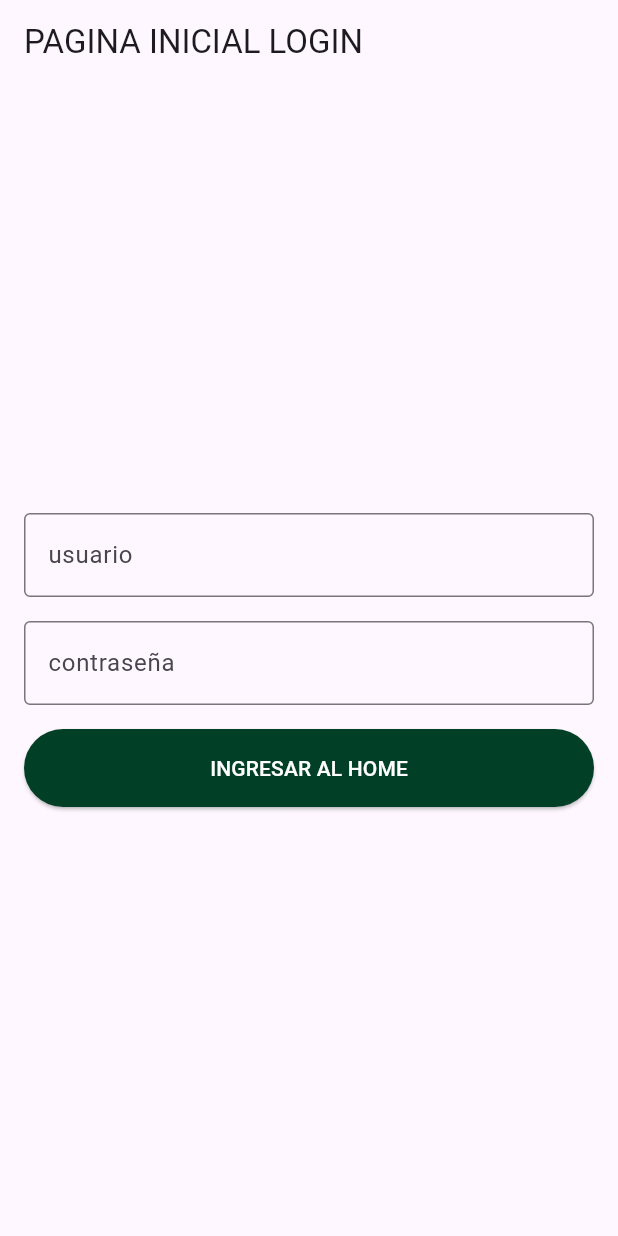
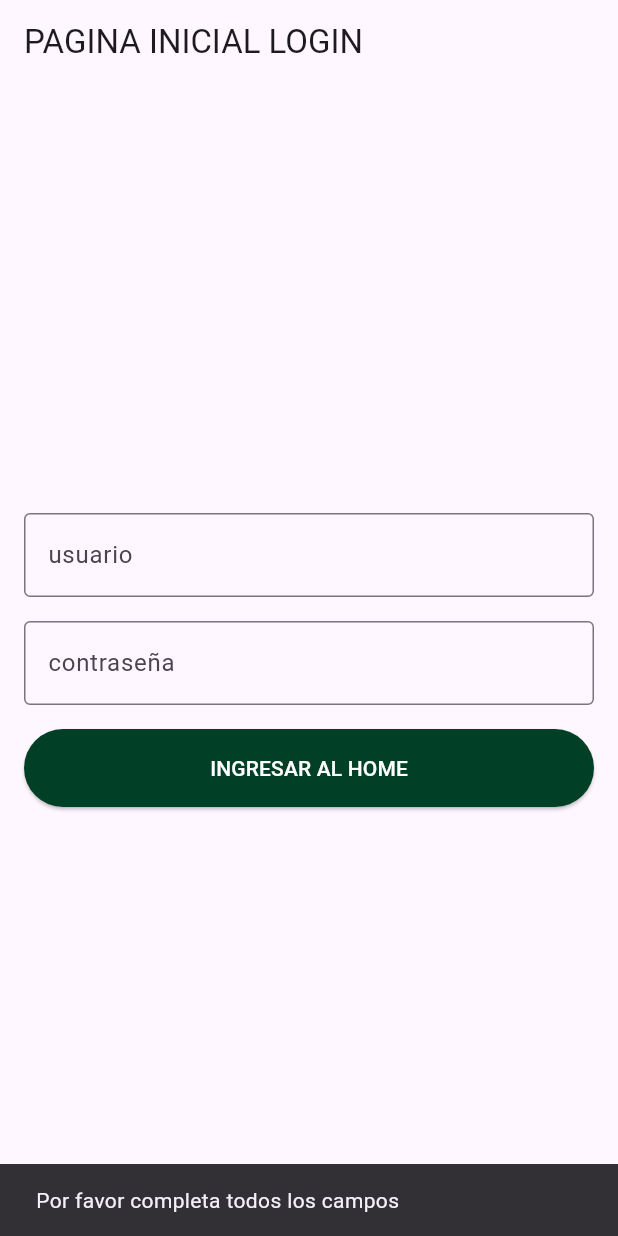
Before and after one commit to bryanjavier2005/bjmanobanda-pucetec-202512-2, a Flutter app: the screen it shows after launch, after a tap on "INGRESAR AL HOME", on a phone screen of 412 x 824 dp. Run offline on Flutter 3.47's test engine with Material 3 defaults, Android fonts, the phone set to English and light mode, and no system bars; our stand-ins replace flutter_bloc, flutter_dotenv; network calls fail.

Commit message:
taller10

```diff
--- a/proyecto/flutter_intro/lib/bloc/login.event.dart
+++ b/proyecto/flutter_intro/lib/bloc/login.event.dart
@@ -1,9 +1,8 @@
 abstract class LoginEvent {}
 
+class LoginSubmitEvent extends LoginEvent {
+  final String usuario;
+  final String password;
 
-class LoginSuccessEvent extends LoginEvent{}
-
-class LoginErrorEvent extends LoginEvent{}
-
-class LoginSendEvent extends LoginEvent{}
-// ...
+  LoginSubmitEvent({required this.usuario, required this.password});
+}
--- a/proyecto/flutter_intro/lib/bloc/login_bloc.dart
+++ b/proyecto/flutter_intro/lib/bloc/login_bloc.dart
@@ -1,20 +1,33 @@
+import 'dart:convert';
 import 'package:flutter_bloc/flutter_bloc.dart';
 import 'package:flutter_intro/bloc/login.event.dart';
 import 'package:flutter_intro/bloc/login_state.dart';
+import 'package:flutter_intro/model/usuario_model.dart';
+import 'package:flutter_intro/utils/api_util.dart';
 
 class LoginBloc extends Bloc<LoginEvent, LoginState> {
-  LoginBloc() : super(LoginState(token: '')) {
-    on<LoginSuccessEvent>((event, emit) {
-      emit(LoginState(token: state.token));
-    });
-    //Todos los eventos a crear
-    on<LoginErrorEvent>((event, emit) {
-      emit(LoginState(token: ''));
-    });
+  LoginBloc() : super(LoginState()) {
+    on<LoginSubmitEvent>((event, emit) async {
+      //isLoading= true
+      emit(LoginState(isLoading : true));
+      final response = await ApiUtil.post(
+        "/auth/login",
+        body: {"usuario": event.usuario, "password": event.password},
+      );
+      emit(LoginState(isLoading : false));
 
-    on<LoginSendEvent>((event, emit) {
-      print("Success");
-      print(event.toString());
+      //isloading = false
+      final bodyDecoded = jsonDecode(response.body);
+      if (response.statusCode == 200) {
+        emit(
+          LoginState(
+            usuario: UsuarioModel.fromJson({"usuario": bodyDecoded["usuario"]}),
+            token: bodyDecoded["token"],
+          ),
+        );
+      } else {
+        emit(LoginState(message: bodyDecoded['message']));
+      }
     });
   }
 }
--- a/proyecto/flutter_intro/lib/bloc/login_state.dart
+++ b/proyecto/flutter_intro/lib/bloc/login_state.dart
@@ -1,4 +1,9 @@
+import 'package:flutter_intro/model/usuario_model.dart';
+
 class LoginState {
-    final String token;
-    LoginState({required this.token});
+    final String? token;
+    final UsuarioModel? usuario;
+    final String? message;
+    final bool? isLoading;
+    LoginState({this.token, this.usuario, this.message, this.isLoading});
 }
--- /dev/null
+++ b/proyecto/flutter_intro/lib/model/usuario_model.dart
@@ -0,0 +1,76 @@
+import 'dart:convert';
+
+class UsuarioModel {
+    final int? id;
+    final String? nombresApellidos;
+    final String? correo;
+    final String? cedula;
+    final String? telefono;
+    final String? descripcion;
+    final bool? estado;
+    final DateTime? creacion;
+    final DateTime? actualizacion;
+
+    UsuarioModel({
+        this.id,
+        this.nombresApellidos,
+        this.correo,
+        this.cedula,
+        this.telefono,
+        this.descripcion,
+        this.estado,
+        this.creacion,
+        this.actualizacion,
+    });
+
+    UsuarioModel copyWith({
+        int? id,
+        String? nombresApellidos,
+        String? correo,
+        String? cedula,
+        String? telefono,
+        String? descripcion,
+        bool? estado,
+        DateTime? creacion,
+        DateTime? actualizacion,
+    }) =>
+        UsuarioModel(
+            id: id ?? this.id,
+            nombresApellidos: nombresApellidos ?? this.nombresApellidos,
+            correo: correo ?? this.correo,
+            cedula: cedula ?? this.cedula,
+            telefono: telefono ?? this.telefono,
+            descripcion: descripcion ?? this.descripcion,
+            estado: estado ?? this.estado,
+            creacion: creacion ?? this.creacion,
+            actualizacion: actualizacion ?? this.actualizacion,
+        );
+
+    factory UsuarioModel.fromRawJson(String str) => UsuarioModel.fromJson(json.decode(str));
+
+    String toRawJson() => json.encode(toJson());
+
+    factory UsuarioModel.fromJson(Map<String, dynamic> json) => UsuarioModel(
+        id: json["id"],
+        nombresApellidos: json["nombres_apellidos"],
+        correo: json["correo"],
+        cedula: json["cedula"],
+        telefono: json["telefono"],
+        descripcion: json["descripcion"],
+        estado: json["estado"],
+        creacion: json["creacion"] == null ? null : DateTime.parse(json["creacion"]),
+        actualizacion: json["actualizacion"] == null ? null : DateTime.parse(json["actualizacion"]),
+    );
+
+    Map<String, dynamic> toJson() => {
+        "id": id,
+        "nombres_apellidos": nombresApellidos,
+        "correo": correo,
+        "cedula": cedula,
+        "telefono": telefono,
+        "descripcion": descripcion,
+        "estado": estado,
+        "creacion": creacion?.toIso8601String(),
+        "actualizacion": actualizacion?.toIso8601String(),
+    };
+}
--- a/proyecto/flutter_intro/lib/services/product.service.dart
+++ b/proyecto/flutter_intro/lib/services/product.service.dart
@@ -4,8 +4,8 @@ import 'package:http/http.dart' as http;
 import '../model/products_model.dart';
 
 Future<List<ProductsModel>> getAllProducts() async {
-  final baseUrl = dotenv.env['API_BASE'] ?? 'https://pucei.edu.ec:9118';
-  final url = Uri.parse('$baseUrl/api/v1/products');
+  final baseUrl = dotenv.env['API_BASE'] ?? 'https://pucei.edu.ec:9118/api/v1';
+  final url = Uri.parse('$baseUrl/products');
 
   final response = await http.get(
     url,
--- /dev/null
+++ b/proyecto/flutter_intro/lib/utils/api_util.dart
@@ -0,0 +1,67 @@
+import 'dart:convert';
+
+import 'package:flutter_dotenv/flutter_dotenv.dart';
+import 'package:http/http.dart' as http;
+
+class ApiUtil {
+  static String baseUrl = dotenv.env["API_BASE"] ?? "";
+
+  static final http.Client _client = http.Client();
+
+  static Uri buildUri(
+    String endpoint, {
+    Map<String, dynamic>? queryParameters,
+  }) {
+    return Uri.parse(
+      '$baseUrl$endpoint',
+    ).replace(queryParameters: queryParameters);
+  }
+
+  static Future<http.Response> get(
+    String endpoint, {
+    Map<String, dynamic>? queryParameters,
+    Map<String, String>? headers,
+  }) {
+    headers ??= {"Content-Type": "application/json"};
+    return _client.get(
+      buildUri(endpoint, queryParameters: queryParameters),
+      headers: headers,
+    );
+  }
+
+  static Future<http.Response> post(
+    String endpoint, {
+    Object? body,
+    Map<String, String>? headers,
+  }) {
+    headers ??= {"Content-Type": "application/json"};
+    return _client.post(
+      buildUri(endpoint),
+      headers: headers,
+      body: jsonEncode(body),
+    );
+  }
+
+  static Future<http.Response> patch(
+    String endpoint, {
+    Object? body,
+    Map<String, String>? headers,
+  }) {
+    return _client.patch(buildUri(endpoint), headers: headers, body: body);
+  }
+
+  static Future<http.Response> put(
+    String endpoint, {
+    Object? body,
+    Map<String, String>? headers,
+  }) {
+    return _client.put(buildUri(endpoint), headers: headers, body: body);
+  }
+
+  static Future<http.Response> delete(
+    String endpoint, {
+    Map<String, String>? headers,
+  }) {
+    return _client.delete(buildUri(endpoint), headers: headers);
+  }
+}
--- /dev/null
+++ b/proyecto/flutter_intro/lib/views/cart_view.dart
@@ -0,0 +1,10 @@
+import 'package:flutter/material.dart';
+
+class CartView extends StatelessWidget {
+  const CartView({super.key});
+
+  @override
+  Widget build(BuildContext context) {
+    return const Placeholder();
+  }
+}
--- a/proyecto/flutter_intro/lib/views/login_view.dart
+++ b/proyecto/flutter_intro/lib/views/login_view.dart
@@ -2,7 +2,7 @@ import 'package:flutter/material.dart';
 import 'package:flutter_bloc/flutter_bloc.dart';
 import 'package:flutter_intro/bloc/login.event.dart';
 import 'package:flutter_intro/bloc/login_bloc.dart';
-import 'package:flutter_intro/services/login.service.dart';
+import 'package:flutter_intro/bloc/login_state.dart';
 import 'package:flutter_intro/widgets/button_widget.dart';
 
 class LoginView extends StatelessWidget {
@@ -12,13 +12,25 @@ class LoginView extends StatelessWidget {
   Widget build(BuildContext context) {
     final TextEditingController usuariocontroller = TextEditingController();
     final TextEditingController contrasenacontroller = TextEditingController();
-    //bloc
     final loginBloc = context.read<LoginBloc>();
+
+    void mostrarSnackBar(String mensaje) {
+      ScaffoldMessenger.of(context).showSnackBar(
+        SnackBar(content: Text(mensaje), duration: const Duration(seconds: 2)),
+      );
+    }
+
     return Scaffold(
-      appBar: AppBar(
-        title: const Text('PAGINA INICIAL LOGIN'),
-      ),
-      body: Padding(
+      appBar: AppBar(title: const Text('PAGINA INICIAL LOGIN')),
+      body: BlocListener<LoginBloc, LoginState>(
+        listener: (context, state) {
+          if (state.usuario != null && state.token != null) {
+            Navigator.pushReplacementNamed(context, '/home');
+          }else if (state.message !=null){
+            mostrarSnackBar(state.message!);
+          }
+        },
+        child: Padding(
           padding: const EdgeInsets.all(16.0),
           child: Column(
             mainAxisAlignment: MainAxisAlignment.center,
@@ -34,23 +46,38 @@ class LoginView extends StatelessWidget {
                 controller: contrasenacontroller,
               ),
               const SizedBox(height: 16),
-
-            ElevatedButton(
+              BlocBuilder<LoginBloc, LoginState>(
+                builder: (context, state) {
+                  return Container(
+                    child: state.isLoading == true
+                      ? const Center(child: CircularProgressIndicator())
+                      : ElevatedButton(
                           style: ElevatedButton.styleFrom(
                             backgroundColor: const Color.fromARGB(255, 1, 63, 39),
                             foregroundColor: Colors.white,
                             padding: const EdgeInsets.symmetric(vertical: 16),
                           ),
                           onPressed: () async {
-                final resp = await login(usuariocontroller.text, contrasenacontroller.text);
-                loginBloc.add(LoginSendEvent());
-                if (resp){
-                  Navigator.pushNamed(context, '/home');
+                            if (usuariocontroller.text.isEmpty ||
+                                contrasenacontroller.text.isEmpty) {
+                              mostrarSnackBar("Por favor completa todos los campos");
+                              return;
                             }
+
+                            loginBloc.add(
+                              LoginSubmitEvent(
+                                usuario: usuariocontroller.text,
+                                password: contrasenacontroller.text,
+                              ),
+                            );
                           },
                           child: const Text('INGRESAR AL HOME'),
                         ),
+                  );
+                },
+              ),
             ],
+          ),
         ),
       ),
     );
```
Also changed, not shown: 1 other file. Lines whose indentation alone changed are shown as unchanged.
